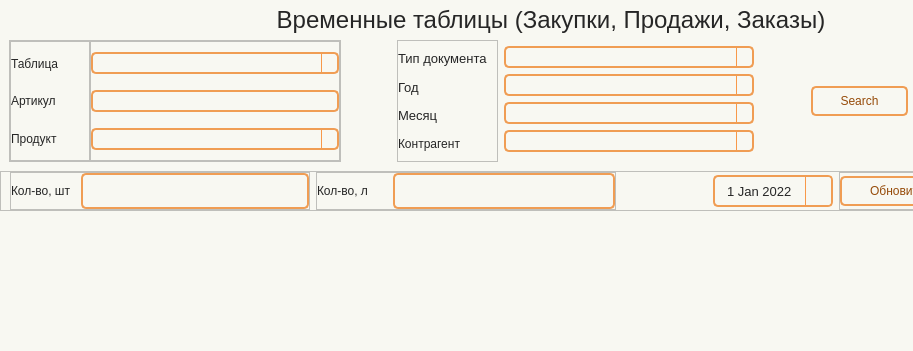
Masik84/Daily_Report_QT, file wind/pages/temp_tables.ui: the form before one commit; both pictures show x 0 to 913 and y 0 to 351 of the 1102 by 710 pixel window.
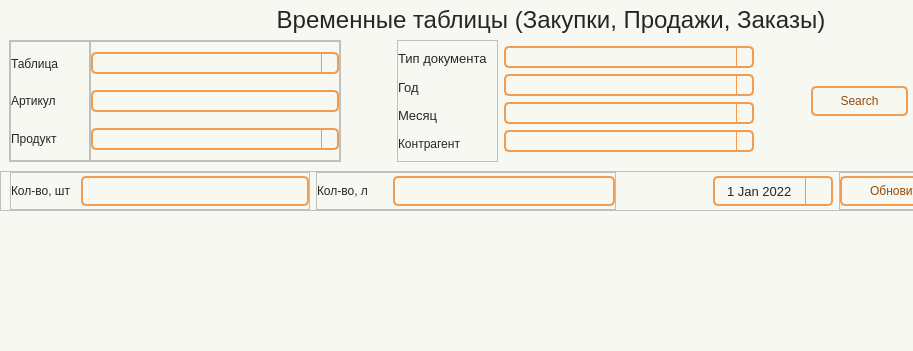
The form after the commit. Icons and pictures are not drawn.

Patch:
```diff
--- a/wind/pages/temp_tables.ui
+++ b/wind/pages/temp_tables.ui
@@ -70,16 +70,16 @@
 	padding-right: 5px;
 	gridline-color: #f8994a;
 	color: #262626;
-	padding: 1px;  /* Уменьшаем отступы */
-    font: 9pt &quot;Tahoma&quot;;  /* Шрифт для ячеек */
+	padding: 1px;
+    font: 7pt &quot;Tahoma&quot;; 
 }
 QTableWidget::item:selected{
-	background-color: #f6c294;
-    color: #262626;
+	background-color: #f28223;
+    color: #ffffff;
 }
 QTableWidget::item:editable {
 	background-color: #ffffd0;
-	border: #ffcc00;
+	border: #ffffff;
 }
 QTableWidget::item:focus {
 	background-color: #ffffa0;
@@ -123,6 +123,52 @@
 	border: 2px solid #f28223;
 }
 
+/* Стили для множественного выбора */
+QListWidget {
+    background-color: #f8f8f2;
+    border: 2px solid #f09d54;
+    border-radius: 5px;
+    color: #262626;
+    font: 10pt &quot;Tahoma&quot;;
+}
+
+QListWidget::item {
+    padding: 5px;
+    border-bottom: 1px solid #f8994a;
+}
+
+QListWidget::item:selected {
+    background-color: #f28223;
+    color: #ffffff;
+}
+
+QListWidget::item:hover {
+    background-color: #ffd4af;
+}
+
+/* Улучшенная видимость чекбоксов */
+QCheckBox::indicator {
+    width: 16px;
+    height: 16px;
+}
+
+QCheckBox::indicator:unchecked {
+    border: 2px solid #f09d54;
+    background-color: #f8f8f2;
+    border-radius: 3px;
+}
+
+QCheckBox::indicator:checked {
+    border: 2px solid #f28223;
+    background-color: #f28223;
+    border-radius: 3px;
+    image: url(:/icon/icon/check.svg);
+}
+
+QCheckBox::indicator:hover {
+    border: 2px solid #f28223;
+}
+
 QComboBox {
 	background-color: #f8f8f2;
 	border-radius: 5px;
@@ -972,6 +1018,18 @@
             </item>
             <item>
              <widget class="QLabel" name="label_qty_pcs">
+              <property name="minimumSize">
+               <size>
+                <width>0</width>
+                <height>30</height>
+               </size>
+              </property>
+              <property name="maximumSize">
+               <size>
+                <width>16777215</width>
+                <height>30</height>
+               </size>
+              </property>
               <property name="styleSheet">
                <string notr="true">QLabel {
 	background-color: #f8f8f2;
@@ -1041,6 +1099,18 @@
             </item>
             <item>
              <widget class="QLabel" name="label_Volume">
+              <property name="minimumSize">
+               <size>
+                <width>0</width>
+                <height>30</height>
+               </size>
+              </property>
+              <property name="maximumSize">
+               <size>
+                <width>16777215</width>
+                <height>30</height>
+               </size>
+              </property>
               <property name="styleSheet">
                <string notr="true">QLabel {
 	background-color: #f8f8f2;
@@ -1080,7 +1150,7 @@
            <property name="minimumSize">
             <size>
              <width>104</width>
-             <height>32</height>
+             <height>30</height>
             </size>
            </property>
            <property name="font">
```
Left out of the diff: 14 changed lines with no effect on the pictures.
